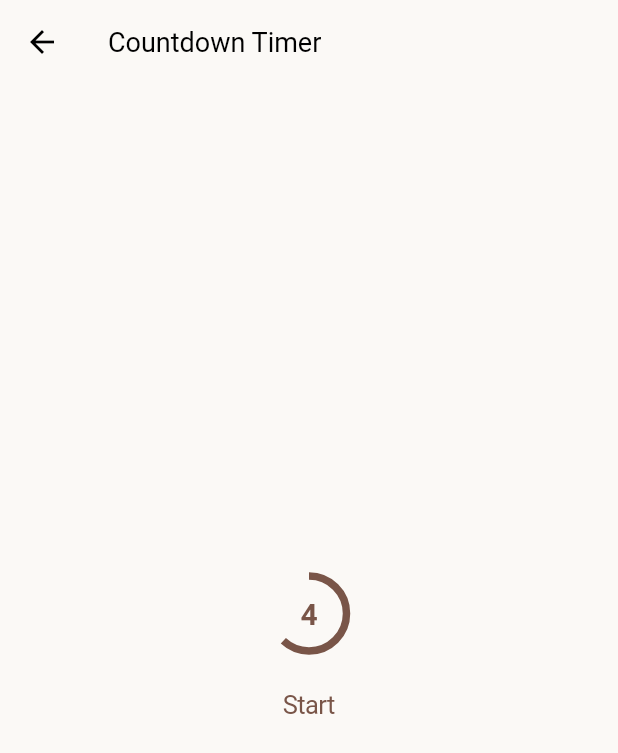
After one commit to ehdwns980416/junkim-velog, a Flutter app: the CountdownScreen screen opened directly, on a phone screen of 412 x 824 dp. The commit adds this screen. Shown: the top 753 px of the screen. Run offline on Flutter 3.47's test engine with Material 2 defaults, Android fonts, the phone set to English and light mode, and no system bars; our stand-ins replace logger; missing offline and left inert: remedi_kopo.

Commit message:
Countdown Timer

```diff
--- a/lib/screens/practice_page_list.dart
+++ b/lib/screens/practice_page_list.dart
@@ -1,5 +1,6 @@
 import 'package:flutter/material.dart';
 import 'package:junkim_velog/constants/sizes.dart';
+import 'package:junkim_velog/screens/practices/count_down_screen.dart';
 import 'package:junkim_velog/screens/practices/cupertino_datepicker_screen.dart';
 import 'package:junkim_velog/screens/practices/hyperlink_screen.dart';
 import 'package:junkim_velog/screens/practices/kakao_address_screen.dart';
@@ -42,6 +43,10 @@ class _PracticePageListScreenState extends State<PracticePageListScreen> {
     PracticePage(
       label: 'System UI Mode',
       targetScreen: const SystemUIModeScreen(),
+    ),
+    PracticePage(
+      label: 'Countdown Timer',
+      targetScreen: const CountdownScreen(),
     ),
   ];
 
--- /dev/null
+++ b/lib/screens/practices/count_down_screen.dart
@@ -0,0 +1,95 @@
+import 'dart:math';
+
+import 'package:flutter/cupertino.dart';
+import 'package:flutter/material.dart';
+import 'package:junkim_velog/constants/gaps.dart';
+
+class CountdownScreen extends StatefulWidget {
+  const CountdownScreen({super.key});
+
+  @override
+  State<CountdownScreen> createState() => _CountdownScreenState();
+}
+
+class _CountdownScreenState extends State<CountdownScreen>
+    with TickerProviderStateMixin {
+  late AnimationController controller;
+  final Color _randomColor =
+      Colors.primaries[Random().nextInt(Colors.primaries.length)];
+
+  @override
+  void initState() {
+    controller = AnimationController(
+      vsync: this,
+      duration: const Duration(seconds: 5),
+    )..addListener(() {
+        setState(() {});
+      });
+    controller.forward();
+    super.initState();
+  }
+
+  @override
+  void dispose() {
+    controller.dispose();
+    super.dispose();
+  }
+
+  void _onStart() {
+    if (!controller.isAnimating) {
+      controller.value = 0;
+      controller.forward();
+    }
+  }
+
+  @override
+  Widget build(BuildContext context) {
+    return Scaffold(
+      appBar: AppBar(
+        title: const Text('Countdown Timer'),
+      ),
+      body: Padding(
+        padding: const EdgeInsets.symmetric(horizontal: 20),
+        child: Center(
+          child: Column(
+            mainAxisAlignment: MainAxisAlignment.center,
+            children: [
+              Stack(
+                alignment: Alignment.center,
+                children: <Widget>[
+                  SizedBox(
+                    width: 50,
+                    height: 50,
+                    child: CircularProgressIndicator(
+                      value: 1 - controller.value,
+                      semanticsLabel: 'Circular progress indicator',
+                      strokeWidth: 5,
+                      color: _randomColor,
+                    ),
+                  ),
+                  Text(
+                    '${num.parse((5 * (1 - controller.value)).toStringAsFixed(2)).ceil()}',
+                    style: TextStyle(
+                      fontSize: 20,
+                      fontWeight: FontWeight.bold,
+                      color: _randomColor,
+                    ),
+                  ),
+                ],
+              ),
+              Gaps.v10,
+              CupertinoButton(
+                  onPressed: _onStart,
+                  child: Text(
+                    'Start',
+                    style: TextStyle(
+                      color: _randomColor,
+                    ),
+                  ))
+            ],
+          ),
+        ),
+      ),
+    );
+  }
+}
```
